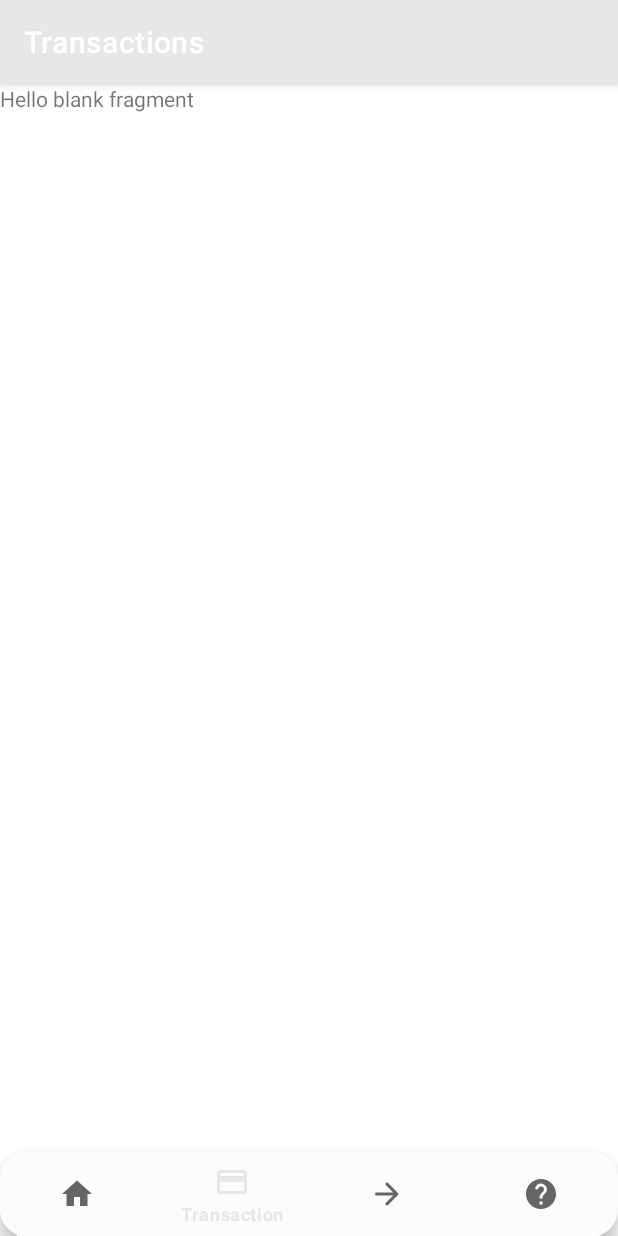
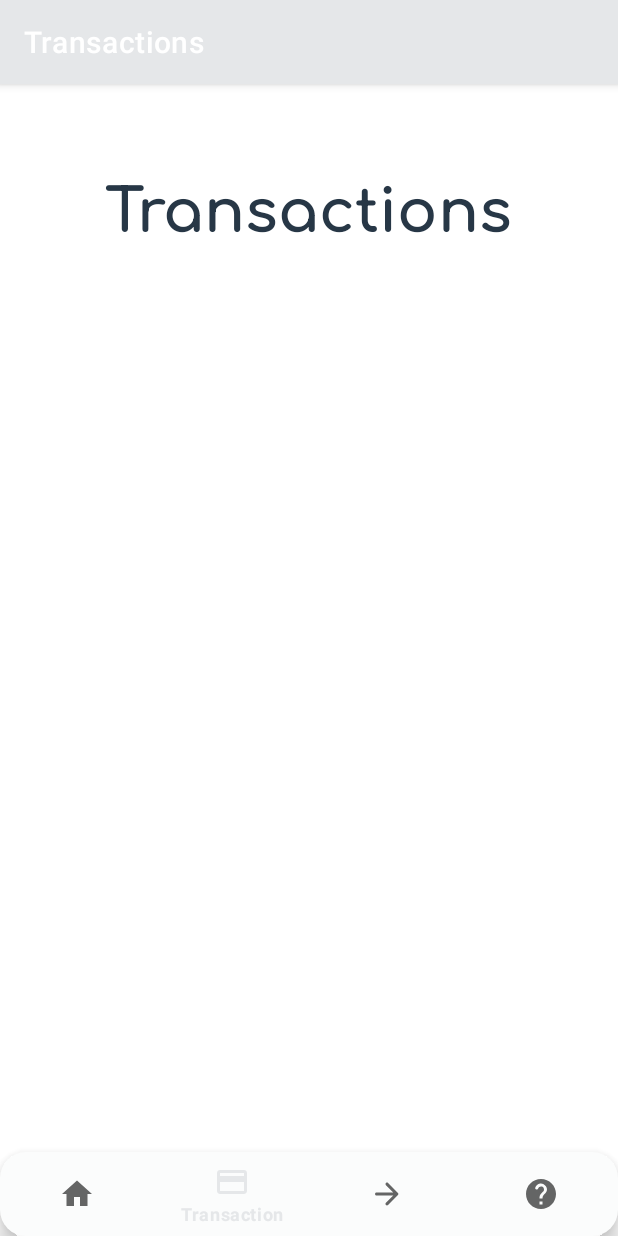
Before and after one commit to ppandya12/IndividualProject2021, an Android app: the secondFragment screen opened through its navigation route, on a phone screen of 412 x 824 dp. Run offline under Robolectric (Android 15) with nearby library versions, the phone set to English and light mode, and no system bars; our stand-ins replace navigation-ui; Roboto replaces fonts that are not available here.

Commit message:
transactions page

```diff
--- a/BankingApp/app/src/main/res/layout/fragment_first.xml
+++ b/BankingApp/app/src/main/res/layout/fragment_first.xml
@@ -164,7 +164,7 @@
                     android:layout_marginRight="5dp"
                     android:layout_weight="1"
                     android:adjustViewBounds="false"
-                    android:background="@drawable/roundbuttons"
+                    android:background="@drawable/roundedcorners"
                     android:cropToPadding="false"
                     android:scaleType="center"
                     android:src="@drawable/ic_chat"
@@ -177,7 +177,7 @@
                     android:layout_marginLeft="5dp"
                     android:layout_marginRight="5dp"
                     android:layout_weight="1"
-                    android:background="@drawable/roundbuttons"
+                    android:background="@drawable/roundedcorners"
                     android:src="@drawable/ic_phone"
                     android:tint="#388E3C" />
 
@@ -188,7 +188,7 @@
                     android:layout_marginLeft="5dp"
                     android:layout_marginRight="5dp"
                     android:layout_weight="1"
-                    android:background="@drawable/roundbuttons"
+                    android:background="@drawable/roundedcorners"
                     android:src="@drawable/ic_mail"
                     android:tint="#388E3C" />
 
--- a/BankingApp/app/src/main/res/layout/fragment_second.xml
+++ b/BankingApp/app/src/main/res/layout/fragment_second.xml
@@ -1,14 +1,25 @@
 <?xml version="1.0" encoding="utf-8"?>
 <androidx.constraintlayout.widget.ConstraintLayout xmlns:android="http://schemas.android.com/apk/res/android"
+    xmlns:app="http://schemas.android.com/apk/res-auto"
     xmlns:tools="http://schemas.android.com/tools"
     android:layout_width="match_parent"
     android:layout_height="match_parent"
     tools:context=".secondFragment">
 
     <!-- TODO: Update blank fragment layout -->
+
+
     <TextView
-        android:layout_width="match_parent"
-        android:layout_height="match_parent"
-        android:text="@string/hello_blank_fragment" />
-
+        android:id="@+id/textView5"
+        android:layout_width="wrap_content"
+        android:layout_height="wrap_content"
+        android:layout_marginTop="48dp"
+        android:fontFamily="@font/comfortaa_bold"
+        android:text="Transactions"
+        android:textColor="@color/grey"
+        android:textSize="40sp"
+        app:layout_constraintEnd_toEndOf="parent"
+        app:layout_constraintHorizontal_bias="0.498"
+        app:layout_constraintStart_toStartOf="parent"
+        app:layout_constraintTop_toTopOf="parent" />
 </androidx.constraintlayout.widget.ConstraintLayout>
```
